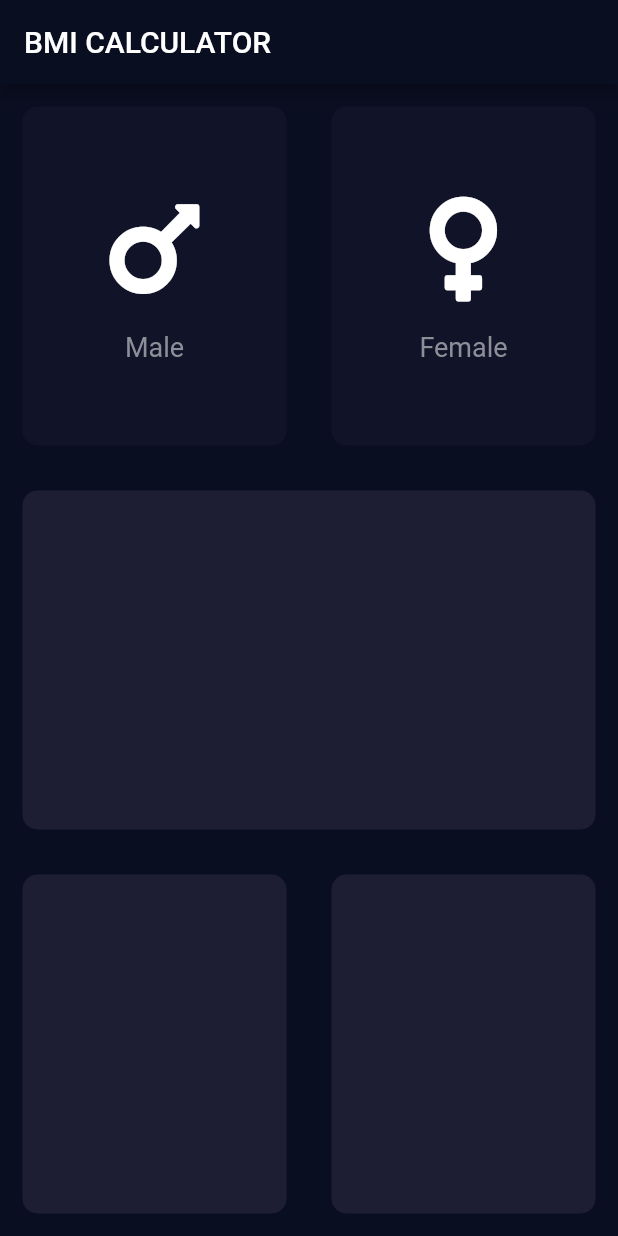
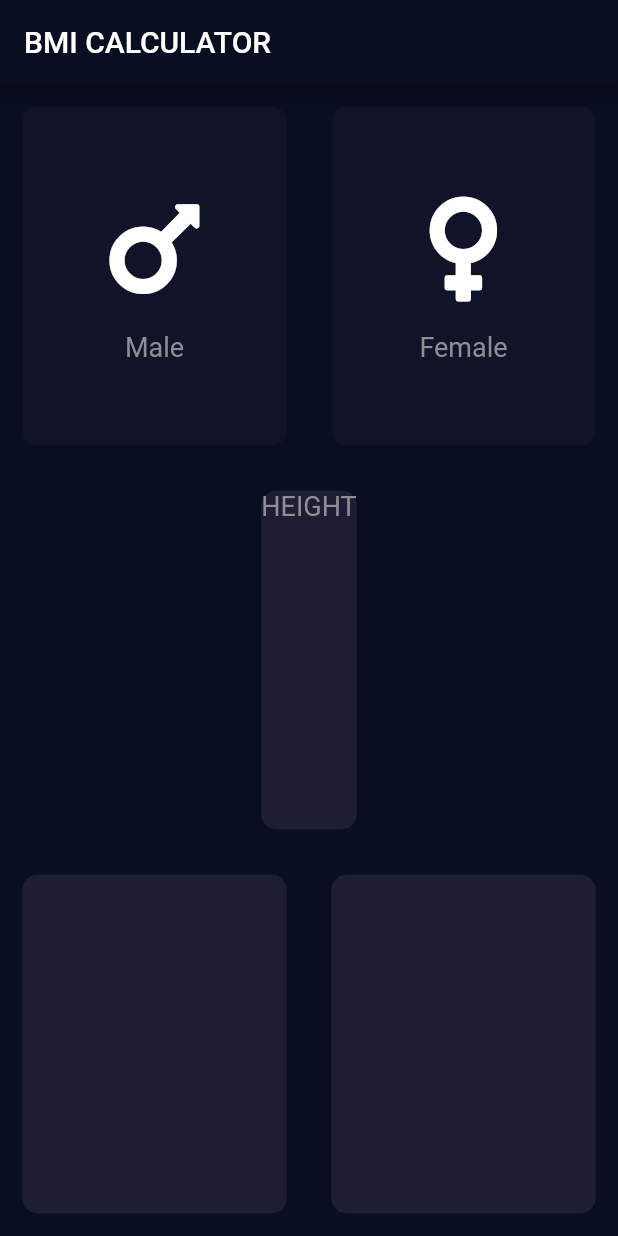
Before and after one commit to mamenesia/bmi-calculator-flutter, a Flutter app: the screen it shows after launch, on a phone screen of 412 x 824 dp. Run offline on Flutter 3.47's test engine with Material 2 defaults, Android fonts, the phone set to English and light mode, and no system bars; our stand-ins replace font_awesome_flutter.

Commit message:
moving all const to constants.dart file

```diff
--- /dev/null
+++ b/lib/constants.dart
@@ -0,0 +1,10 @@
+import 'package:flutter/material.dart';
+
+const bottomContainerHeight = 80.0;
+const activeCardColor = Color(0xFF1D1E33);
+const inactiveCardColor = Color(0xFF111328);
+const bottomContainerColor = Color(0xFFEB1555);
+const labelTextStyle = TextStyle(
+  fontSize: 18.0,
+  color: Color(0xFF8D8E98),
+);
--- a/lib/custom_icon.dart
+++ b/lib/custom_icon.dart
@@ -1,6 +1,5 @@
 import 'package:flutter/material.dart';
-
-const labelTextStyle = TextStyle(fontSize: 18.0, color: Color(0xFF8D8E98));
+import 'constants.dart';
 
 class CustomIcon extends StatelessWidget {
   CustomIcon({@required this.icon, this.label});
--- a/lib/input_page.dart
+++ b/lib/input_page.dart
@@ -2,11 +2,8 @@ import 'package:flutter/material.dart';
 import 'package:font_awesome_flutter/font_awesome_flutter.dart';
 import 'reusable_card.dart';
 import 'custom_icon.dart';
+import 'constants.dart';
 
-const bottomContainerHeight = 80.0;
-const activeCardColor = Color(0xFF1D1E33);
-const inactiveCardColor = Color(0xFF111328);
-const bottomContainerColor = Color(0xFFEB1555);
 enum Gender { male, female }
 
 class InputPage extends StatefulWidget {
@@ -66,6 +63,14 @@ class _InputPageState extends State<InputPage> {
           Expanded(
             child: ReusableCard(
               color: activeCardColor,
+              cardChild: Column(
+                children: <Widget>[
+                  Text(
+                    'HEIGHT',
+                    style: labelTextStyle,
+                  ),
+                ],
+              ),
             ),
           ),
           Expanded(
```
